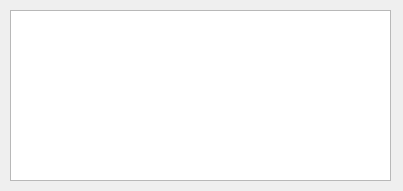
First picture: the form in Vista/ui/interes_plazo_fijo_5a.ui, repository Kronos5544/SGBG, before the edit.
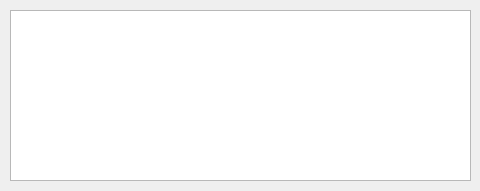
Second picture: the form after the edit.

The edit to the form file:
```diff
--- a/Vista/ui/interes_plazo_fijo_5a.ui
+++ b/Vista/ui/interes_plazo_fijo_5a.ui
@@ -6,19 +6,19 @@
    <rect>
     <x>0</x>
     <y>0</y>
-    <width>403</width>
+    <width>480</width>
     <height>191</height>
    </rect>
   </property>
   <property name="minimumSize">
    <size>
-    <width>403</width>
+    <width>480</width>
     <height>191</height>
    </size>
   </property>
   <property name="maximumSize">
    <size>
-    <width>403</width>
+    <width>480</width>
     <height>191</height>
    </size>
   </property>
@@ -30,7 +30,7 @@
     <rect>
      <x>10</x>
      <y>10</y>
-     <width>381</width>
+     <width>461</width>
      <height>171</height>
     </rect>
    </property>
```
Left out of the diff: 2 changed lines with no effect on the pictures.
